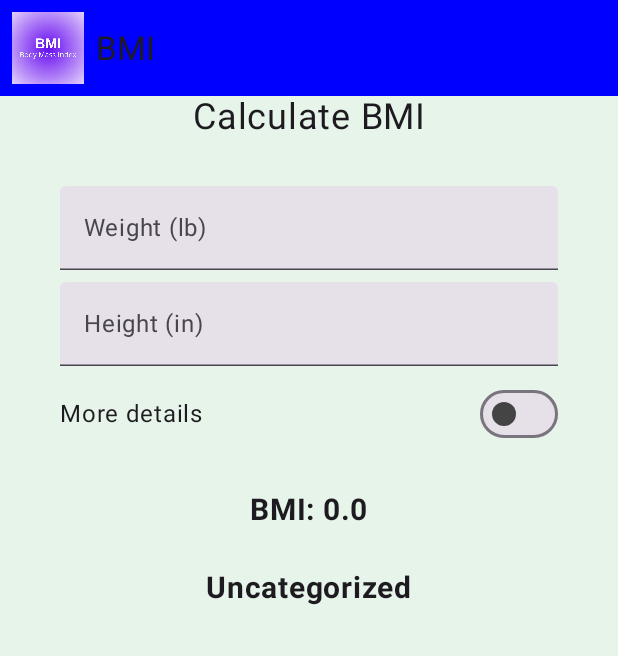
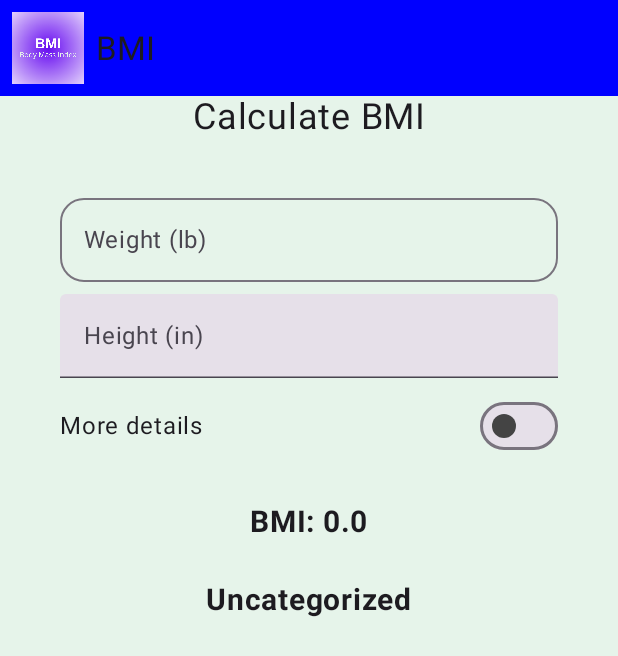
Before and after one commit to annedawson/BMI, an Android app built with Jetpack Compose: the screen it shows after launch (MainActivity), on a phone screen of 412 x 824 dp. Shown: the top 656 px of the screen. Run offline under Robolectric (Android 15) with nearby library versions, the phone set to English and light mode, and no system bars.

Commit message:
Commit 24/8/2024 after changing from an EditNumberField to an OutlinedTextField

```diff
--- a/app/src/main/java/net/annedawson/bmi/MainActivity.kt
+++ b/app/src/main/java/net/annedawson/bmi/MainActivity.kt
@@ -58,7 +58,8 @@ import androidx.compose.material3.TextField
 import androidx.compose.material3.Switch
 import androidx.compose.material3.SwitchDefaults
 import androidx.compose.ui.res.painterResource
-
+import androidx.compose.material3.OutlinedTextField
+import net.annedawson.bmi.ui.theme.Shapes
 
 class MainActivity : ComponentActivity() {
     override fun onCreate(savedInstanceState: Bundle?) {
@@ -137,6 +138,7 @@ fun BmiApp() {
                 modifier = Modifier.align(Alignment.CenterHorizontally)
             )
             Spacer(modifier = Modifier.height(16.dp))
+            /*
             EditNumberField(
                 label = R.string.weight,
                 keyboardOptions = KeyboardOptions(
@@ -162,6 +164,26 @@ fun BmiApp() {
             // into the weightInput state, then as the state is observable,
             // the composable is run again with the new data,
             // so that the UI is redrawn with the new data.
+
+
+             */
+
+            OutlinedTextField(
+                value = weightInput,
+                onValueChange = { weightInput = it },
+                label = { Text(stringResource(R.string.weight)) },
+                keyboardOptions = KeyboardOptions(
+                    keyboardType = KeyboardType.Number,
+                    imeAction = ImeAction.Next
+                ),
+                keyboardActions = KeyboardActions(
+                    onNext = { focusManager.moveFocus(FocusDirection.Down) }
+                ),
+                modifier = Modifier.fillMaxWidth(), // Add this for full width
+                singleLine = true, // Add this for single line input
+                shape = Shapes.large // Add this for rounded corners
+            )
+
             EditNumberField(
                 label = R.string.height,
                 keyboardOptions = KeyboardOptions(
--- a/app/src/main/java/net/annedawson/bmi/ui/theme/Shape.kt
+++ b/app/src/main/java/net/annedawson/bmi/ui/theme/Shape.kt
@@ -1 +1,11 @@
 package net.annedawson.bmi.ui.theme
+
+import androidx.compose.foundation.shape.RoundedCornerShape
+import androidx.compose.material3.Shapes
+import androidx.compose.ui.unit.dp
+
+val Shapes = Shapes(
+    small = RoundedCornerShape(4.dp),
+    medium = RoundedCornerShape(10.dp),
+    large = RoundedCornerShape(16.dp)
+)
```
